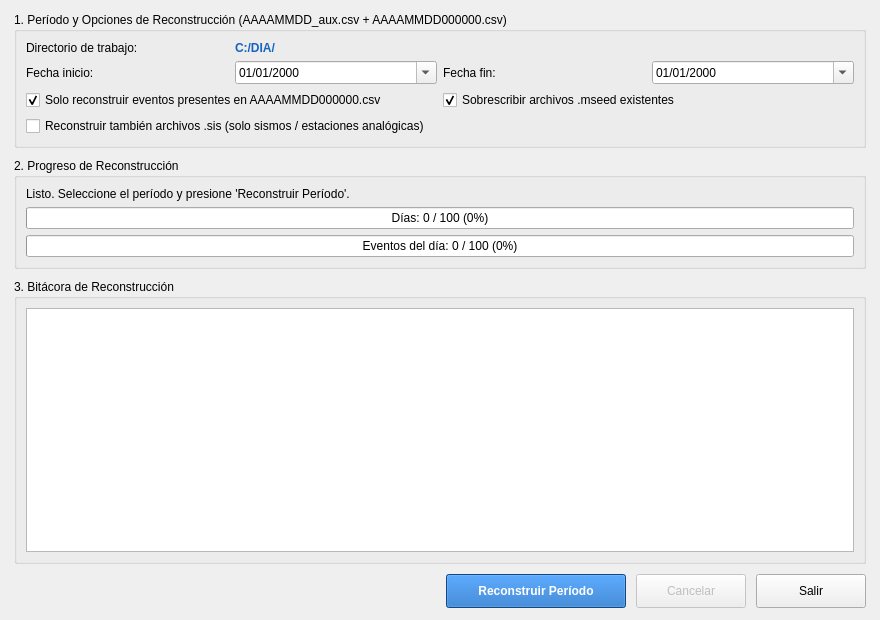
This is procesamiento/src/ui/reconstruccion_eventos.ui in RSA-Proyectos/rsa_sismologia as Qt 5 draws it before an edit. The edited form follows.
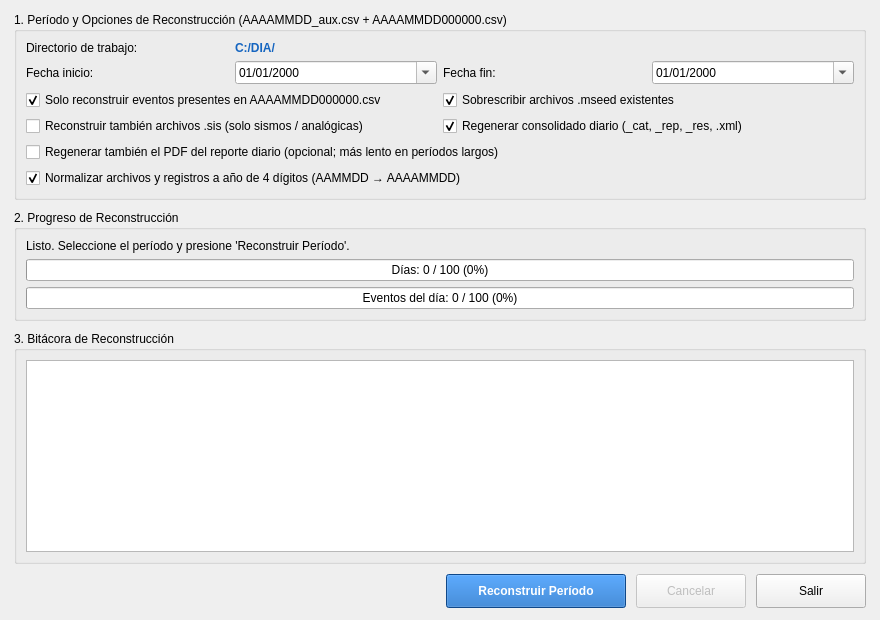
This is the edited form.

Commit message: feat(procesamiento): reconstruccion integral con estandarizacion 4D/_aux, reportes optimizados y kit de instalacion

```diff
--- a/procesamiento/src/ui/reconstruccion_eventos.ui
+++ b/procesamiento/src/ui/reconstruccion_eventos.ui
@@ -113,10 +113,10 @@
          </property>
         </widget>
        </item>
-       <item row="3" column="0" colspan="4">
+       <item row="3" column="0" colspan="2">
         <widget class="QCheckBox" name="chk_reconstruir_sis">
          <property name="text">
-          <string>Reconstruir también archivos .sis (solo sismos / estaciones analógicas)</string>
+          <string>Reconstruir también archivos .sis (solo sismos / analógicas)</string>
          </property>
          <property name="checked">
           <bool>false</bool>
@@ -126,6 +126,45 @@
          </property>
         </widget>
        </item>
+       <item row="3" column="2" colspan="2">
+        <widget class="QCheckBox" name="chk_regenerar_consolidado">
+         <property name="text">
+          <string>Regenerar consolidado diario (_cat, _rep, _res, .xml)</string>
+         </property>
+         <property name="checked">
+          <bool>true</bool>
+         </property>
+         <property name="toolTip">
+          <string>Ejecuta cargar_dia() + Guardar_dia() y actualiza en cascada los períodos ya emitidos (Semana/Mes/Año).</string>
+         </property>
+        </widget>
+       </item>
+       <item row="4" column="0" colspan="4">
+        <widget class="QCheckBox" name="chk_regenerar_pdf_diario">
+         <property name="text">
+          <string>Regenerar también el PDF del reporte diario (opcional; más lento en períodos largos)</string>
+         </property>
+         <property name="checked">
+          <bool>false</bool>
+         </property>
+         <property name="toolTip">
+          <string>Genera nuevamente el archivo AAAAMMDD000000_rep.pdf de revisión diaria para cada día reconstruido.</string>
+         </property>
+        </widget>
+       </item>
+       <item row="5" column="0" colspan="4">
+        <widget class="QCheckBox" name="chk_normalizar_4d">
+         <property name="text">
+          <string>Normalizar archivos y registros a año de 4 dígitos (AAMMDD → AAAAMMDD)</string>
+         </property>
+         <property name="checked">
+          <bool>true</bool>
+         </property>
+         <property name="toolTip">
+          <string>Migra de forma segura (sin sobrescribir destinos existentes) los archivos históricos de 2 dígitos de año (AAMMDD) a 4 dígitos (AAAAMMDD) en raíz del día, reportes/, mseed/registros/, mseed/eventos/, dia/ y procesamiento/, y actualiza la columna 1 de AAAAMMDD000000.csv. No modifica fastHypo/.</string>
+         </property>
+        </widget>
+       </item>
       </layout>
      </widget>
     </item>
```
The commit also changes 20 other files.
